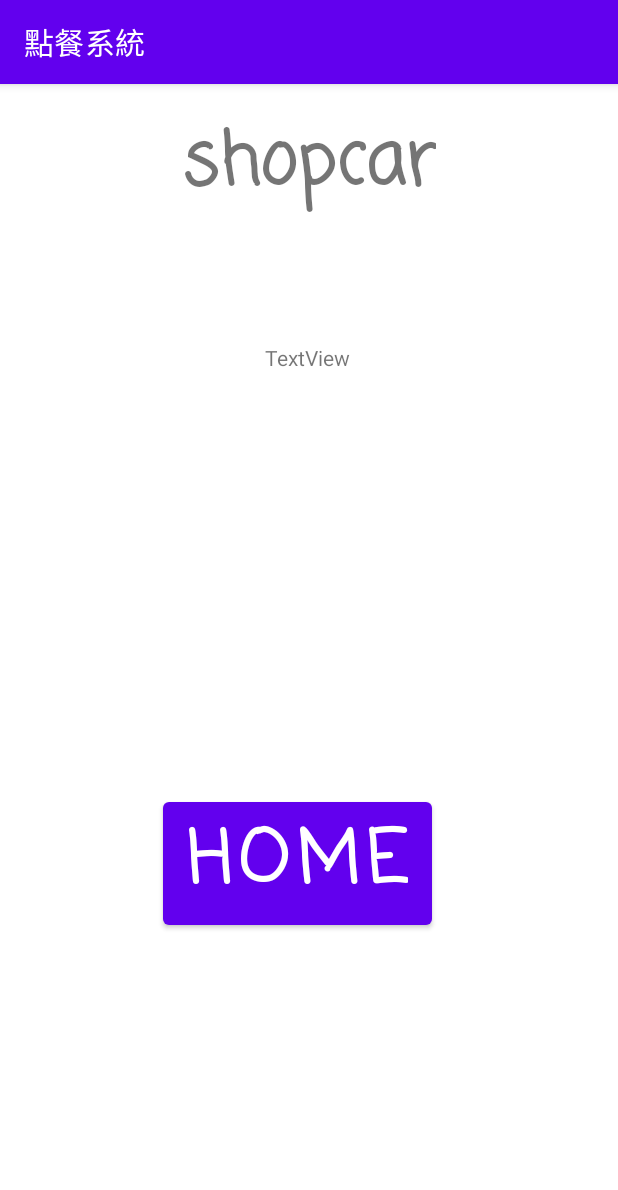
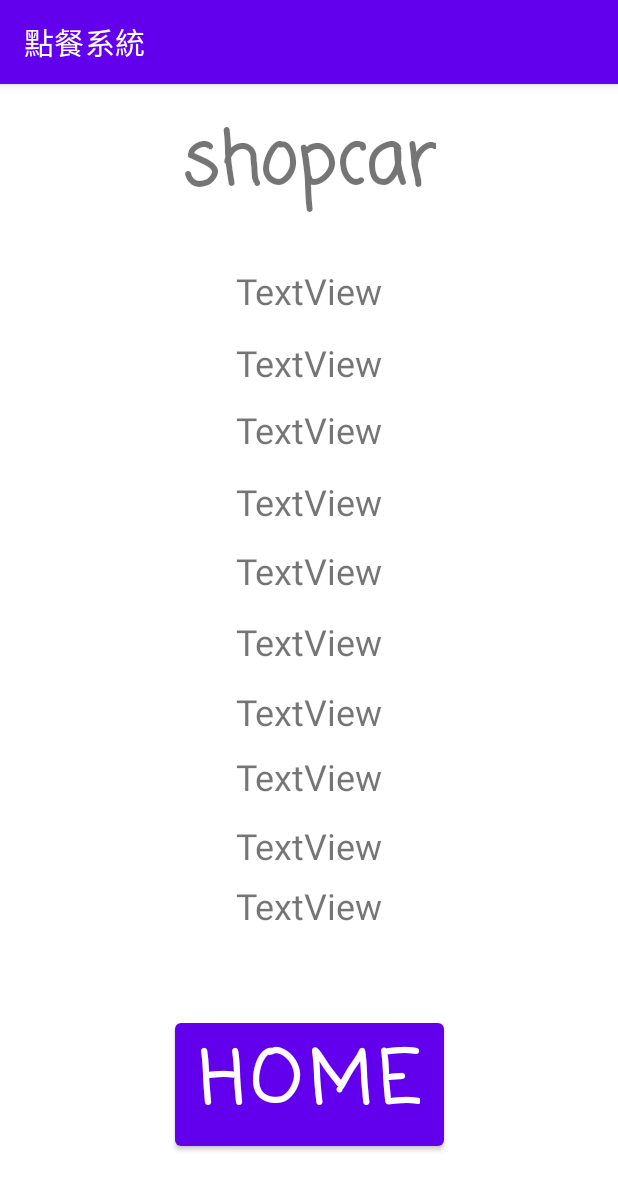
Before and after one commit to duck0000627/Self-Learning, an Android app: the shopcar screen opened directly, with no data from a screen before it, on a phone screen of 412 x 824 dp. Shown: the top 1190 px of the screen. Run offline under Robolectric (Android 15) with nearby library versions, the phone set to English and light mode, and no system bars.

Commit message:
增加標籤

```diff
--- a/app/src/main/res/layout/activity_shopcar.xml
+++ b/app/src/main/res/layout/activity_shopcar.xml
@@ -5,6 +5,132 @@
     android:layout_width="match_parent"
     android:layout_height="match_parent"
     tools:context=".shopcar">
+
+    <TextView
+        android:id="@+id/juice7"
+        android:layout_width="0dp"
+        android:layout_height="wrap_content"
+        android:text="TextView"
+        android:textAlignment="center"
+        android:textSize="24sp"
+        app:layout_constraintBottom_toBottomOf="parent"
+        app:layout_constraintEnd_toEndOf="parent"
+        app:layout_constraintHorizontal_bias="0.0"
+        app:layout_constraintStart_toStartOf="parent"
+        app:layout_constraintTop_toTopOf="parent"
+        app:layout_constraintVertical_bias="0.606" />
+
+    <TextView
+        android:id="@+id/juice8"
+        android:layout_width="0dp"
+        android:layout_height="wrap_content"
+        android:text="TextView"
+        android:textAlignment="center"
+        android:textSize="24sp"
+        app:layout_constraintBottom_toBottomOf="parent"
+        app:layout_constraintEnd_toEndOf="parent"
+        app:layout_constraintHorizontal_bias="0.0"
+        app:layout_constraintStart_toStartOf="parent"
+        app:layout_constraintTop_toTopOf="parent"
+        app:layout_constraintVertical_bias="0.668" />
+
+    <TextView
+        android:id="@+id/juice9"
+        android:layout_width="0dp"
+        android:layout_height="wrap_content"
+        android:text="TextView"
+        android:textAlignment="center"
+        android:textSize="24sp"
+        app:layout_constraintBottom_toBottomOf="parent"
+        app:layout_constraintEnd_toEndOf="parent"
+        app:layout_constraintHorizontal_bias="0.0"
+        app:layout_constraintStart_toStartOf="parent"
+        app:layout_constraintTop_toTopOf="parent"
+        app:layout_constraintVertical_bias="0.723" />
+
+    <TextView
+        android:id="@+id/juice6"
+        android:layout_width="0dp"
+        android:layout_height="wrap_content"
+        android:text="TextView"
+        android:textAlignment="center"
+        android:textSize="24sp"
+        app:layout_constraintBottom_toBottomOf="parent"
+        app:layout_constraintEnd_toEndOf="parent"
+        app:layout_constraintHorizontal_bias="1.0"
+        app:layout_constraintStart_toStartOf="parent"
+        app:layout_constraintTop_toTopOf="parent"
+        app:layout_constraintVertical_bias="0.547" />
+
+    <TextView
+        android:id="@+id/juice5"
+        android:layout_width="0dp"
+        android:layout_height="wrap_content"
+        android:text="TextView"
+        android:textAlignment="center"
+        android:textSize="24sp"
+        app:layout_constraintBottom_toBottomOf="parent"
+        app:layout_constraintEnd_toEndOf="parent"
+        app:layout_constraintHorizontal_bias="0.0"
+        app:layout_constraintStart_toStartOf="parent"
+        app:layout_constraintTop_toTopOf="parent"
+        app:layout_constraintVertical_bias="0.483" />
+
+    <TextView
+        android:id="@+id/juice4"
+        android:layout_width="0dp"
+        android:layout_height="wrap_content"
+        android:text="TextView"
+        android:textAlignment="center"
+        android:textSize="24sp"
+        app:layout_constraintBottom_toBottomOf="parent"
+        app:layout_constraintEnd_toEndOf="parent"
+        app:layout_constraintHorizontal_bias="0.0"
+        app:layout_constraintStart_toStartOf="parent"
+        app:layout_constraintTop_toTopOf="parent"
+        app:layout_constraintVertical_bias="0.419" />
+
+    <TextView
+        android:id="@+id/juice3"
+        android:layout_width="0dp"
+        android:layout_height="wrap_content"
+        android:text="TextView"
+        android:textAlignment="center"
+        android:textSize="24sp"
+        app:layout_constraintBottom_toBottomOf="parent"
+        app:layout_constraintEnd_toEndOf="parent"
+        app:layout_constraintHorizontal_bias="0.0"
+        app:layout_constraintStart_toStartOf="parent"
+        app:layout_constraintTop_toTopOf="parent"
+        app:layout_constraintVertical_bias="0.356" />
+
+    <TextView
+        android:id="@+id/juice2"
+        android:layout_width="0dp"
+        android:layout_height="wrap_content"
+        android:text="TextView"
+        android:textAlignment="center"
+        android:textSize="24sp"
+        app:layout_constraintBottom_toBottomOf="parent"
+        app:layout_constraintEnd_toEndOf="parent"
+        app:layout_constraintHorizontal_bias="0.0"
+        app:layout_constraintStart_toStartOf="parent"
+        app:layout_constraintTop_toTopOf="parent"
+        app:layout_constraintVertical_bias="0.291" />
+
+    <TextView
+        android:id="@+id/juice"
+        android:layout_width="0dp"
+        android:layout_height="wrap_content"
+        android:text="TextView"
+        android:textAlignment="center"
+        android:textSize="24sp"
+        app:layout_constraintBottom_toBottomOf="parent"
+        app:layout_constraintEnd_toEndOf="parent"
+        app:layout_constraintHorizontal_bias="0.0"
+        app:layout_constraintStart_toStartOf="parent"
+        app:layout_constraintTop_toTopOf="parent"
+        app:layout_constraintVertical_bias="0.165" />
 
     <TextView
         android:layout_width="wrap_content"
@@ -29,20 +155,21 @@
         android:textStyle="bold"
         app:layout_constraintBottom_toBottomOf="parent"
         app:layout_constraintEnd_toEndOf="parent"
-        app:layout_constraintHorizontal_bias="0.466"
         app:layout_constraintStart_toStartOf="parent"
         app:layout_constraintTop_toTopOf="parent"
-        app:layout_constraintVertical_bias="0.701" />
+        app:layout_constraintVertical_bias="0.92" />
 
     <TextView
-        android:id="@+id/textView4"
-        android:layout_width="wrap_content"
+        android:id="@+id/juice1"
+        android:layout_width="0dp"
         android:layout_height="wrap_content"
         android:text="TextView"
+        android:textAlignment="center"
+        android:textSize="24sp"
         app:layout_constraintBottom_toBottomOf="parent"
         app:layout_constraintEnd_toEndOf="parent"
-        app:layout_constraintHorizontal_bias="0.498"
+        app:layout_constraintHorizontal_bias="0.0"
         app:layout_constraintStart_toStartOf="parent"
         app:layout_constraintTop_toTopOf="parent"
-        app:layout_constraintVertical_bias="0.231" />
+        app:layout_constraintVertical_bias="0.23" />
 </androidx.constraintlayout.widget.ConstraintLayout>
```
